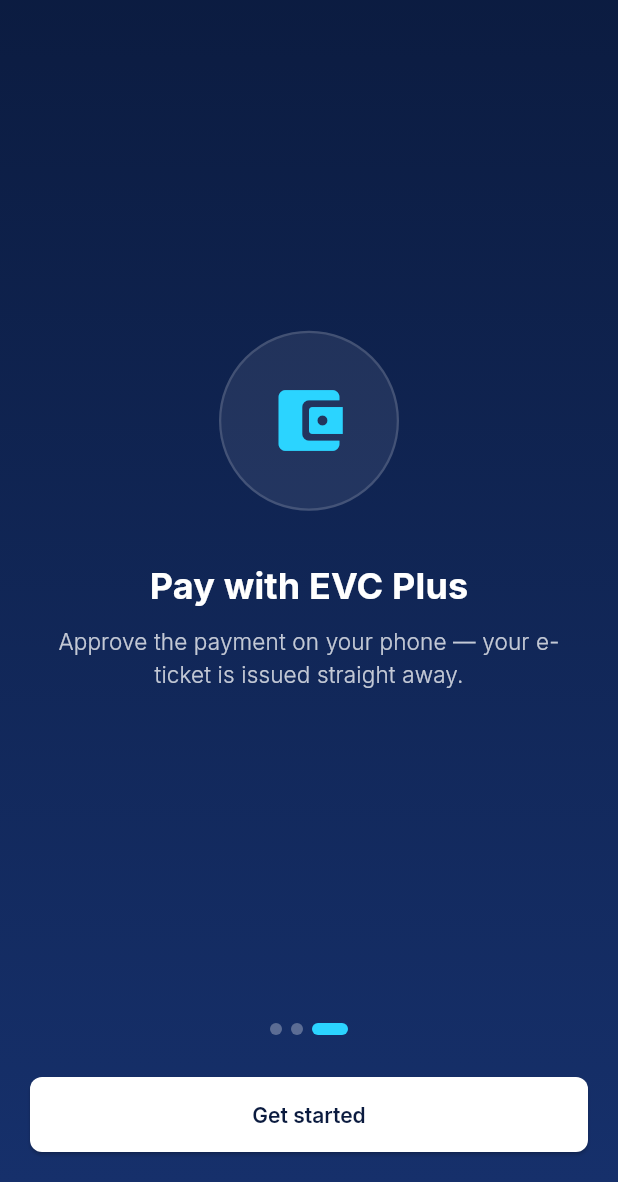
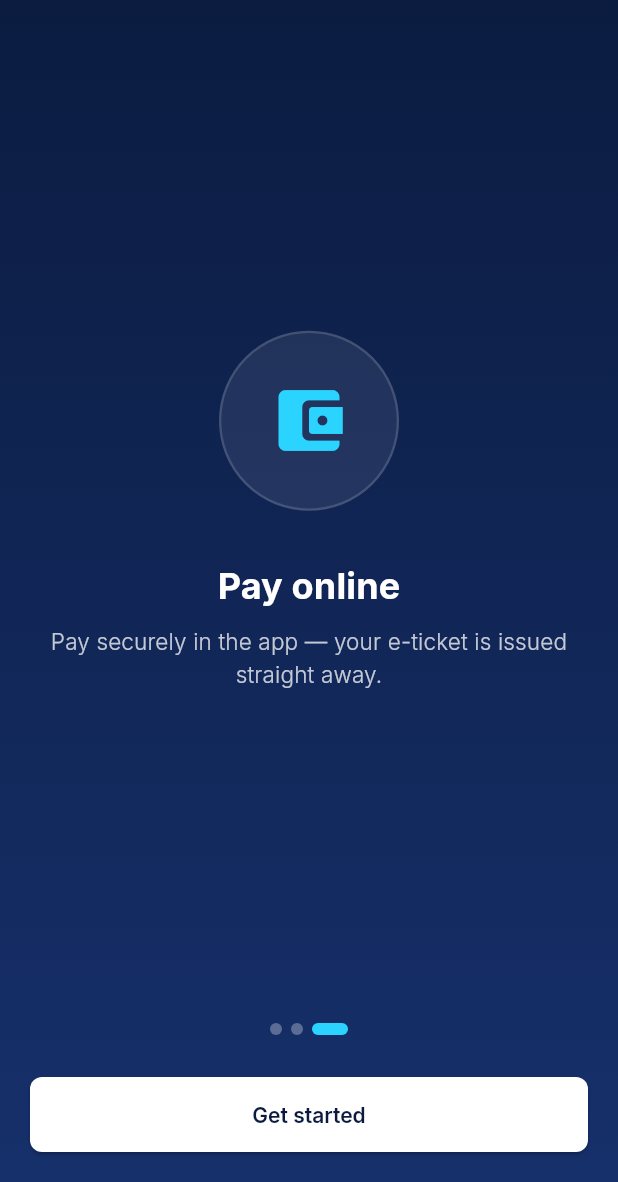
Before and after one commit to Allauun2/ATAB2C-, a Flutter app: the screen it shows after launch, swiped to page 3, on a phone screen of 412 x 824 dp, the part 54-1236 px from its top. Run offline on Flutter 3.47's test engine with Material 3 defaults, Android fonts, the phone set to English and light mode, and no system bars; drawn by our look-alikes of smooth_page_indicator; our stand-ins replace date_picker_timeline, dotted_border, flutter_animate, font_awesome_flutter, get, google_fonts and 5 more; network calls fail.

Commit message:
1.0.2: describe payment as online, not EVC-only

```diff
--- a/codemagic.yaml
+++ b/codemagic.yaml
@@ -94,7 +94,7 @@ workflows:
         # versionCode. Play refuses a bundle whose code is not higher than the
         # last one uploaded, so raise this (here or as a Codemagic variable)
         # for every upload.
-        ANDROID_BUILD_NUMBER: "2"
+        ANDROID_BUILD_NUMBER: "3"
     triggering:
       events:
         - tag
--- a/lib/app/localization/safarplus_strings.dart
+++ b/lib/app/localization/safarplus_strings.dart
@@ -8,9 +8,9 @@ class SafarPlusStrings {
     'update.body':
         'A new version of SafarPlus is available. Please update it to keep searching and booking flights.',
     'onboard.searchBody': "Compare fares from Somalia's airlines in one search.",
-    'onboard.payTitle': 'Pay with EVC Plus',
+    'onboard.payTitle': 'Pay online',
     'onboard.payBody':
-        'Approve the payment on your phone — your e-ticket is issued straight away.',
+        'Pay securely in the app — your e-ticket is issued straight away.',
 
     // sign in
     'auth.signInSubtitle': 'Sign in to book your flights',
@@ -25,7 +25,7 @@ class SafarPlusStrings {
 
     // sign up
     'register.title': 'Create your account',
-    'register.subtitle': 'Book flights and pay with EVC Plus',
+    'register.subtitle': 'Book flights and pay online',
     'register.firstName': 'First name',
     'register.lastName': 'Last name',
     'register.email': 'Email',
@@ -112,9 +112,9 @@ class SafarPlusStrings {
         'Nooc cusub oo SafarPlus ah ayaa diyaar ah. Fadlan cusboonaysii si aad u sii raadiso oo u buukiso duulimaadyada.',
     'onboard.searchBody':
         'Isbarbardhig qiimaha shirkadaha diyaaradaha Soomaaliya hal raadin.',
-    'onboard.payTitle': 'Ku bixi EVC Plus',
+    'onboard.payTitle': 'Ku bixi online',
     'onboard.payBody':
-        'Lacagta ka ogolow taleefankaaga — e-tikidhkaaga isla markiiba waa la soo saarayaa.',
+        'Si ammaan ah ugu bixi app-ka — e-tikidhkaaga isla markiiba waa la soo saarayaa.',
 
     'auth.signInSubtitle': 'Soo gal si aad u buukiso duulimaadyadaada',
     'auth.agencySubtitle': 'Gal akoonkaaga SafarPlus',
@@ -127,7 +127,7 @@ class SafarPlusStrings {
     'auth.createAccount': 'Samee akoon',
 
     'register.title': 'Samee akoonkaaga',
-    'register.subtitle': 'Buuki duulimaadyo oo ku bixi EVC Plus',
+    'register.subtitle': 'Buuki duulimaadyo oo ku bixi online',
     'register.firstName': 'Magaca koowaad',
     'register.lastName': 'Magaca dambe',
     'register.email': 'Iimaylka',
--- a/pubspec.yaml
+++ b/pubspec.yaml
@@ -20,7 +20,7 @@ publish_to: 'none' # Remove this line if you wish to publish to pub.dev
 # One version for Android and iOS. The release builds take the name from here
 # and work out the build number themselves (each store's last number + 1), so
 # this line is the only place to change for a new release.
-version: 1.0.1+2
+version: 1.0.2+3
 
 environment:
   sdk: '>=3.1.3 <4.0.0'
```
